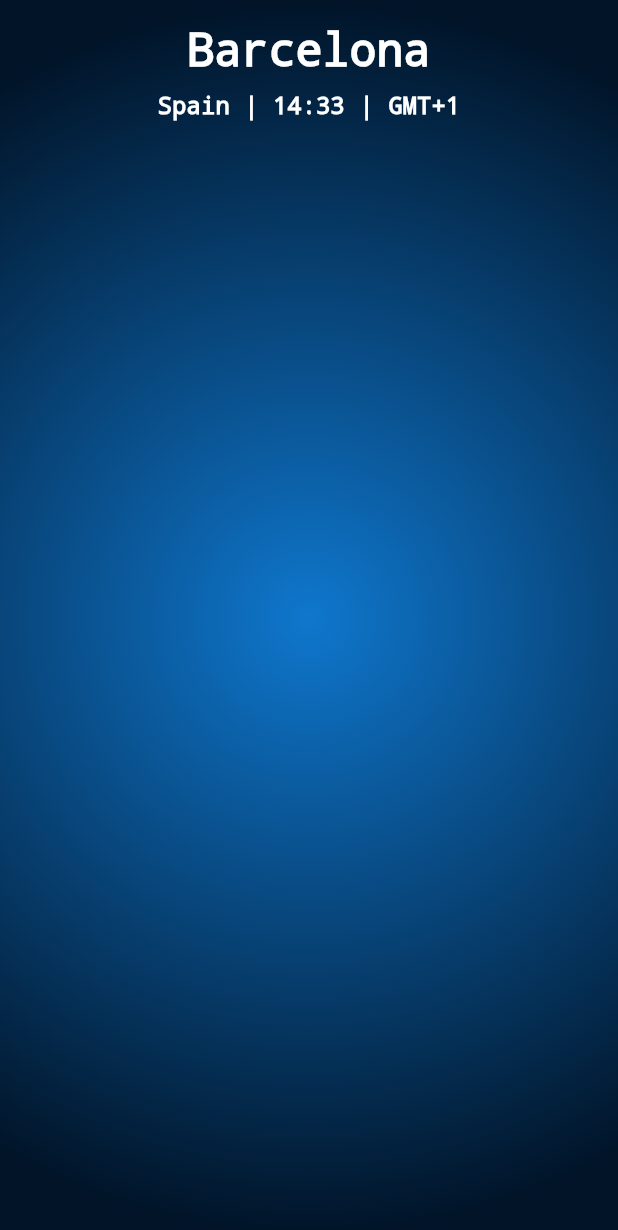
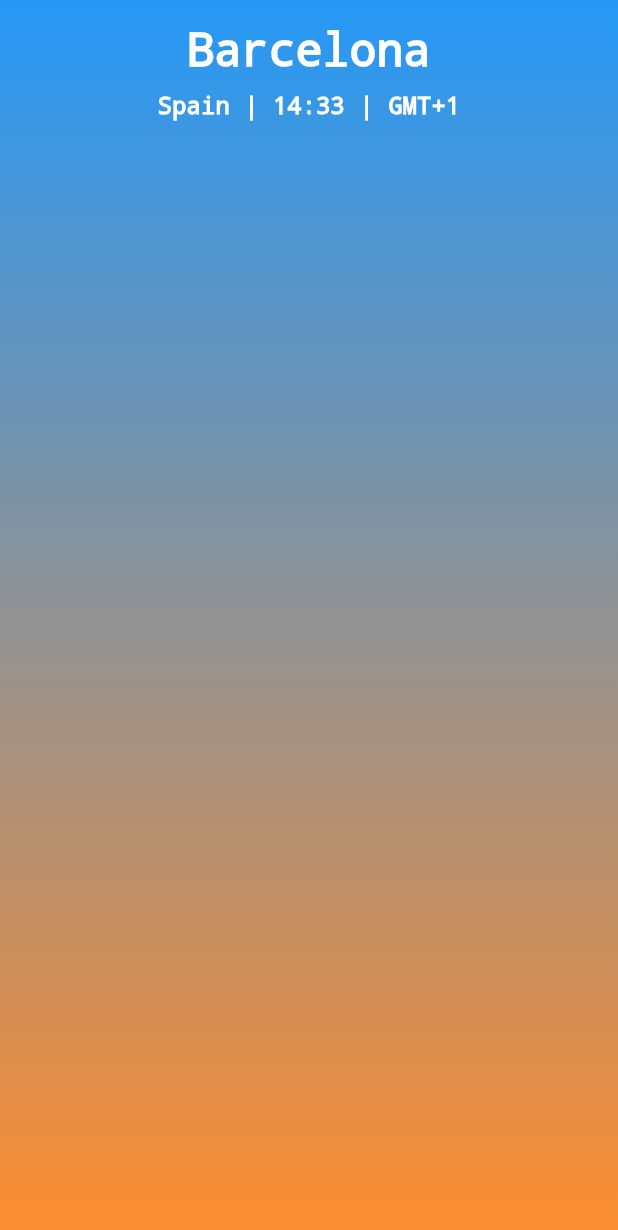
Before and after one commit to Joeltecke25/Weather_App_Viktoria_Games, a Flutter app: the screen it shows after launch, on a phone screen of 412 x 824 dp. Shown: the top 1230 px of the screen. Run offline on Flutter 3.47's test engine with Material 3 defaults, Android fonts, the phone set to English and light mode, and no system bars.

Commit message:
Linear Gradient + Antother colors

```diff
--- a/weather_application/weather_application/lib/screens/temperature_screen.dart
+++ b/weather_application/weather_application/lib/screens/temperature_screen.dart
@@ -8,12 +8,13 @@ class TempScreen extends StatelessWidget{
   Widget build (BuildContext context){
     return Container(
       decoration: const BoxDecoration(
-        gradient: RadialGradient(
+        gradient: LinearGradient(
           colors: [
-            Color.fromARGB(255, 15, 119, 205),
-            Color.fromARGB(255, 1, 20, 40),
+            Color.fromARGB(255, 37, 152, 247),
+            Color.fromARGB(255, 253, 140, 47),
           ],
-          radius: 1.0,
+          begin: Alignment.topCenter,
+          end: Alignment.bottomCenter,
         ),
       ),
       child: const Column(
```
